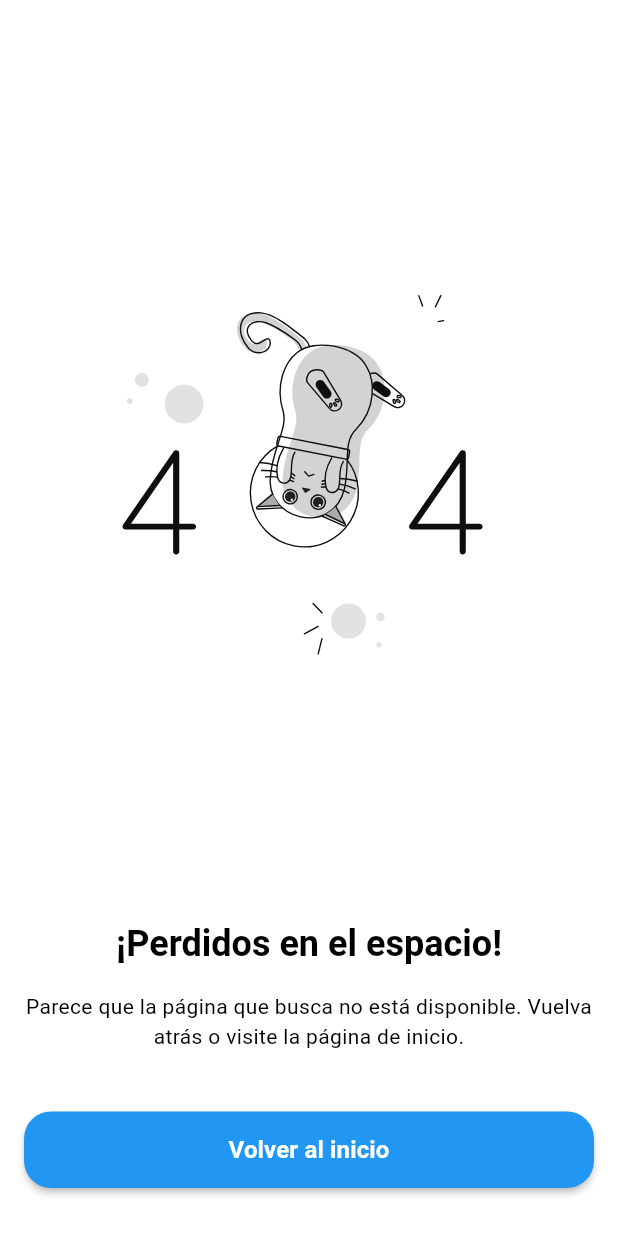
After one commit to Jhonsebastianas/inventory-flutter, a Flutter app: the Error404Screen screen opened by its route, on a phone screen of 412 x 824 dp. The commit adds this screen. Run offline on Flutter 3.47's test engine with Material 3 defaults, Android fonts, the phone set to English and light mode, and no system bars; our stand-ins replace animated_custom_dropdown, easy_localization, flutter_speed_dial, flutter_svg, image_picker, shared_preferences and 1 more; accounts and stored records are empty.

Commit message:
add error 404 screen

```diff
--- /dev/null
+++ b/lib/core/screens/error_404_screen.dart
@@ -0,0 +1,163 @@
+import 'package:flutter/material.dart';
+import 'package:flutter_svg/flutter_svg.dart';
+import 'package:hola_mundo/routes/app_routes.dart';
+import 'package:hola_mundo/shared/widgets/custom_button.dart';
+
+class Error404Screen extends StatelessWidget {
+  const Error404Screen({super.key});
+
+  @override
+  Widget build(BuildContext context) {
+    return Scaffold(
+      backgroundColor: Colors.white,
+      body: SafeArea(
+        child: Padding(
+          padding: const EdgeInsets.all(16),
+          child: Column(
+            children: [
+              const Spacer(flex: 2),
+              SizedBox(
+                width: MediaQuery.of(context).size.width * 0.8,
+                child: AspectRatio(
+                  aspectRatio: 1,
+                  child: SvgPicture.string(
+                    error404Illistration,
+                    fit: BoxFit.scaleDown,
+                  ),
+                ),
+              ),
+              const Spacer(flex: 2),
+              ErrorInfo(
+                title: "¡Perdidos en el espacio!",
+                description:
+                    "Parece que la página que busca no está disponible. Vuelva atrás o visite la página de inicio.",
+                // button: you can pass your custom button,
+                btnText: "Volver al inicio",
+                press: () {
+                  AppRoutes.onTabChangeRoute(context, AppRoutes.home);
+                },
+              ),
+            ],
+          ),
+        ),
+      ),
+    );
+  }
+}
+
+class ErrorInfo extends StatelessWidget {
+  const ErrorInfo({
+    super.key,
+    required this.title,
+    required this.description,
+    this.button,
+    this.btnText,
+    required this.press,
+  });
+
+  final String title;
+  final String description;
+  final Widget? button;
+  final String? btnText;
+  final VoidCallback press;
+
+  @override
+  Widget build(BuildContext context) {
+    return Center(
+      child: Container(
+        constraints: const BoxConstraints(maxWidth: 400),
+        alignment: Alignment.center,
+        child: Column(
+          crossAxisAlignment: CrossAxisAlignment.center,
+          mainAxisAlignment: MainAxisAlignment.center,
+          children: [
+            Text(
+              title,
+              style: Theme.of(context)
+                  .textTheme
+                  .headlineSmall!
+                  .copyWith(fontWeight: FontWeight.bold),
+            ),
+            const SizedBox(height: 16),
+            Text(
+              description,
+              textAlign: TextAlign.center,
+            ),
+            const SizedBox(height: 16 * 2.5),
+            button ??
+                CustomButton(
+                  onPressed: press,
+                  text: btnText ?? '',
+                  type: ButtonType.primary,
+                  minimumSize: const Size(double.infinity, 48),
+                ),
+            const SizedBox(height: 16),
+          ],
+        ),
+      ),
+    );
+  }
+}
+
+const error404Illistration = '''
+<svg width="1080" height="1080" viewBox="0 0 1080 1080" fill="none" xmlns="http://www.w3.org/2000/svg">
+<path d="M541.25 279.47C578.25 249.12 667.8 262.99 691.7 308.91C712.54 343 711.93 403.16 670.77 446.27C639.83 475.71 657.51 514.97 644.31 576.87C619.44 682.87 466.85 645.71 483.2 545.35C489 486.52 521.03 442.86 510.2 407.15C492.36 349.79 514.08 300.51 541.25 279.47Z" fill="#D3D3D3"/>
+<path d="M514.4 279.47C551.4 249.12 641 263 664.85 308.9C685.69 342.99 685.08 403.15 643.92 446.26C613 475.71 630.66 515 617.46 576.86C592.59 682.86 440 645.7 456.35 545.34C462.15 486.51 494.18 442.85 483.35 407.14C465.51 349.79 487.23 300.51 514.4 279.47Z" stroke="#0E0E0E" stroke-width="3" stroke-linecap="round" stroke-linejoin="round"/>
+<path d="M622.45 512.9C637.407 531.813 646.211 554.854 647.677 578.922C649.143 602.99 643.2 626.929 630.649 647.517C618.098 668.106 599.541 684.355 577.476 694.077C555.41 703.8 530.896 706.53 507.232 701.899C483.569 697.268 461.892 685.499 445.12 668.175C428.347 650.852 417.284 628.806 413.42 605.006C409.556 581.205 413.076 556.791 423.507 535.052C433.937 513.312 450.777 495.289 471.76 483.41" stroke="#0E0E0E" stroke-width="3" stroke-linecap="round" stroke-linejoin="round"/>
+<path d="M624.519 491.348L477.978 462.678C475.181 462.131 472.47 463.954 471.923 466.751L469.771 477.752C469.223 480.549 471.047 483.26 473.844 483.807L620.385 512.478C623.182 513.025 625.893 511.201 626.44 508.405L628.593 497.403C629.14 494.606 627.316 491.896 624.519 491.348Z" stroke="#0E0E0E" stroke-width="3" stroke-linecap="round" stroke-linejoin="round"/>
+<path d="M599.21 615.7L619.65 656.83L571.9 634.43C582.3 629.76 593 621.15 599.21 615.7Z" fill="#ABABAB"/>
+<path d="M598.39 615.21L619.46 654.71C619.704 655.185 619.792 655.725 619.712 656.253C619.631 656.781 619.387 657.27 619.013 657.651C618.638 658.032 618.153 658.285 617.627 658.375C617.101 658.464 616.559 658.386 616.08 658.15L567.42 636.24" stroke="#0E0E0E" stroke-width="3" stroke-miterlimit="10"/>
+<path d="M574.78 632.79L619.03 653.7" stroke="#0E0E0E" stroke-width="3" stroke-miterlimit="10"/>
+<path d="M460.41 588.54L426.23 617.61L478.64 616.18C470.78 607.94 464.09 595.93 460.41 588.54Z" fill="#ABABAB"/>
+<path d="M460.8 588.29L426.39 616.94C425.981 617.287 425.693 617.754 425.566 618.275C425.439 618.796 425.48 619.343 425.683 619.839C425.886 620.335 426.241 620.754 426.696 621.037C427.152 621.319 427.685 621.449 428.22 621.41L482.22 619.03" stroke="#0E0E0E" stroke-width="3" stroke-miterlimit="10"/>
+<path d="M476.6 613.58L427.73 616.26" stroke="#0E0E0E" stroke-width="3" stroke-miterlimit="10"/>
+<path d="M584.07 400.95L536.81 345.46C531.87 338.76 537.09 325.77 543.81 320.83C550.51 315.89 567.08 315.48 572.01 322.18L608.42 383C610.789 386.233 611.782 390.272 611.182 394.235C610.583 398.198 608.439 401.762 605.22 404.15V404.15C601.987 406.519 597.948 407.512 593.985 406.912C590.022 406.313 586.458 404.169 584.07 400.95V400.95Z" stroke="#0E0E0E" stroke-width="3" stroke-miterlimit="10"/>
+<path d="M587.418 364.272L572.854 343.681C569.625 339.116 563.307 338.033 558.742 341.262L558.734 341.268C554.169 344.497 553.086 350.815 556.315 355.38L570.879 375.97C574.107 380.535 580.426 381.618 584.991 378.389L584.999 378.384C589.564 375.155 590.647 368.837 587.418 364.272Z" fill="#0E0E0E"/>
+<path d="M604.657 383.151L600.601 381.421C599.483 380.944 598.191 381.464 597.714 382.581L597.71 382.59C597.233 383.708 597.753 385 598.871 385.477L602.927 387.207C604.045 387.684 605.337 387.165 605.814 386.047L605.818 386.038C606.294 384.92 605.775 383.628 604.657 383.151Z" stroke="#0E0E0E" stroke-width="3" stroke-miterlimit="10"/>
+<path d="M585.411 392.28L585.137 396.681C585.062 397.894 585.984 398.938 587.197 399.014L587.207 399.014C588.42 399.089 589.464 398.167 589.539 396.955L589.812 392.553C589.887 391.34 588.965 390.296 587.752 390.221L587.742 390.22C586.53 390.145 585.486 391.067 585.411 392.28Z" stroke="#0E0E0E" stroke-width="3" stroke-miterlimit="10"/>
+<path d="M596.671 395.87C597.357 396.839 598.699 397.068 599.668 396.381C600.637 395.695 600.866 394.353 600.179 393.384L597.693 389.876C597.007 388.907 595.665 388.678 594.696 389.364C593.727 390.051 593.498 391.393 594.185 392.362L596.671 395.87Z" stroke="#0E0E0E" stroke-width="3" stroke-miterlimit="10"/>
+<path d="M672.85 326.27C678.64 324.14 685.03 323.62 688.77 326.27L742.61 372.39C745.882 374.704 748.106 378.218 748.795 382.166C749.485 386.114 748.584 390.174 746.29 393.46V393.46C743.976 396.732 740.462 398.956 736.514 399.645C732.566 400.335 728.506 399.434 725.22 397.14L678.11 368.74" stroke="#0E0E0E" stroke-width="3" stroke-miterlimit="10"/>
+<path d="M714.424 359.026L694.198 344.146C689.714 340.847 683.404 341.808 680.105 346.293L680.099 346.301C676.8 350.785 677.761 357.095 682.246 360.394L702.472 375.273C706.956 378.572 713.266 377.611 716.565 373.127L716.571 373.119C719.87 368.634 718.909 362.325 714.424 359.026Z" fill="#0E0E0E"/>
+<path d="M739.137 373.64L734.741 373.286C733.53 373.189 732.469 374.092 732.372 375.303L732.371 375.313C732.274 376.524 733.177 377.585 734.388 377.682L738.783 378.036C739.995 378.133 741.055 377.23 741.153 376.019L741.154 376.009C741.251 374.798 740.348 373.737 739.137 373.64Z" stroke="#0E0E0E" stroke-width="3" stroke-miterlimit="10"/>
+<path d="M723.686 384.871L724.833 389.149C725.148 390.327 726.36 391.027 727.539 390.711L727.548 390.708C728.727 390.392 729.426 389.181 729.11 388.002L727.964 383.724C727.648 382.546 726.436 381.847 725.258 382.163L725.248 382.165C724.069 382.481 723.37 383.693 723.686 384.871Z" stroke="#0E0E0E" stroke-width="3.01272" stroke-miterlimit="10"/>
+<path d="M735.54 388.252C736.498 388.954 737.843 388.745 738.544 387.787C739.245 386.828 739.037 385.483 738.079 384.782L734.608 382.243C733.65 381.542 732.305 381.75 731.603 382.709C730.902 383.667 731.111 385.012 732.069 385.713L735.54 388.252Z" stroke="#0E0E0E" stroke-width="3" stroke-miterlimit="10"/>
+<path d="M603.7 577.59C611.919 579.811 619.883 582.888 627.46 586.77" stroke="#0E0E0E" stroke-width="3" stroke-linecap="round" stroke-linejoin="round"/>
+<path d="M567 573.27C570.273 573.203 573.49 573.247 576.65 573.4" stroke="#0E0E0E" stroke-width="3" stroke-linecap="round" stroke-linejoin="round"/>
+<path d="M606.77 567C618.575 568.778 630.06 572.254 640.87 577.32" stroke="#0E0E0E" stroke-width="3" stroke-linecap="round" stroke-linejoin="round"/>
+<path d="M568.33 567.19C570.75 566.83 573.143 566.533 575.51 566.3" stroke="#0E0E0E" stroke-width="3" stroke-linecap="round" stroke-linejoin="round"/>
+<path d="M607.06 554.69C619.654 554.65 632.18 556.525 644.21 560.25" stroke="#0E0E0E" stroke-width="3" stroke-linecap="round" stroke-linejoin="round"/>
+<path d="M569.06 560.76C570.987 560.16 572.903 559.607 574.81 559.1" stroke="#0E0E0E" stroke-width="3" stroke-linecap="round" stroke-linejoin="round"/>
+<path d="M471.32 551.63C462.638 550.509 453.861 550.328 445.14 551.09" stroke="#0E0E0E" stroke-width="3" stroke-linecap="round" stroke-linejoin="round"/>
+<path d="M506.21 561.37C503.437 560.177 500.673 559.087 497.92 558.1" stroke="#0E0E0E" stroke-width="3" stroke-linecap="round" stroke-linejoin="round"/>
+<path d="M469.15 540C458.368 537.648 447.321 536.743 436.3 537.31" stroke="#0E0E0E" stroke-width="3" stroke-linecap="round" stroke-linejoin="round"/>
+<path d="M507.3 555.25C504.987 553.877 502.653 552.587 500.3 551.38" stroke="#0E0E0E" stroke-width="3" stroke-linecap="round" stroke-linejoin="round"/>
+<path d="M470.17 526.79C457.974 522.552 445.205 520.192 432.3 519.79" stroke="#0E0E0E" stroke-width="3" stroke-linecap="round" stroke-linejoin="round"/>
+<path d="M509.14 548.76C506.58 546.673 503.993 544.717 501.38 542.89" stroke="#0E0E0E" stroke-width="3" stroke-linecap="round" stroke-linejoin="round"/>
+<path d="M484.23 488.81C472.01 509.48 466.3 530.81 471.65 553.08C476.56 568.59 491.79 566.94 497.5 558.14C506.15 546.09 495.98 516.73 509.44 497.14" stroke="#0E0E0E" stroke-width="3" stroke-miterlimit="10" stroke-linecap="round"/>
+<path d="M589.68 509.44C577.46 530.11 571.75 551.44 577.1 573.71C582.01 589.22 597.24 587.57 602.95 578.77C611.6 566.72 601.43 537.36 614.89 517.77" stroke="#0E0E0E" stroke-width="3" stroke-miterlimit="10" stroke-linecap="round"/>
+<path d="M575.439 609.419C577.102 600.92 571.56 592.683 563.061 591.02C554.563 589.357 546.325 594.899 544.663 603.398C543 611.896 548.541 620.134 557.04 621.797C565.539 623.459 573.776 617.918 575.439 609.419Z" stroke="#0E0E0E" stroke-width="3" stroke-miterlimit="10"/>
+<path d="M571.111 608.572C572.306 602.464 568.323 596.543 562.215 595.348C556.106 594.153 550.186 598.136 548.99 604.244C547.795 610.353 551.778 616.273 557.887 617.468C563.995 618.664 569.916 614.681 571.111 608.572Z" fill="#231F20"/>
+<path d="M542.42 579.94L533.27 586.1C533.114 586.207 532.937 586.282 532.752 586.32C532.566 586.359 532.374 586.36 532.188 586.324C532.002 586.287 531.825 586.214 531.668 586.109C531.51 586.004 531.375 585.868 531.27 585.71L525.11 576.56C525.003 576.404 524.928 576.227 524.89 576.042C524.851 575.856 524.85 575.664 524.886 575.478C524.923 575.292 524.996 575.115 525.101 574.958C525.206 574.8 525.342 574.665 525.5 574.56L542.8 577.94C542.908 578.096 542.983 578.272 543.022 578.457C543.061 578.642 543.063 578.833 543.028 579.019C542.993 579.206 542.921 579.383 542.816 579.541C542.712 579.699 542.577 579.834 542.42 579.94Z" fill="#231F20"/>
+<path d="M550.77 545.79L539.39 549.54L530.69 539.96" stroke="#0E0E0E" stroke-width="3" stroke-linecap="round" stroke-linejoin="round"/>
+<path d="M566.239 613.545C566.519 612.114 565.586 610.727 564.155 610.447C562.725 610.167 561.338 611.1 561.058 612.531C560.778 613.962 561.711 615.349 563.142 615.629C564.573 615.909 565.96 614.976 566.239 613.545Z" fill="white"/>
+<path d="M514.267 597.452C515.929 588.954 510.388 580.716 501.889 579.053C493.39 577.391 485.153 582.932 483.49 591.431C481.827 599.93 487.369 608.167 495.868 609.83C504.366 611.493 512.604 605.951 514.267 597.452Z" stroke="#0E0E0E" stroke-width="3" stroke-miterlimit="10"/>
+<path d="M509.939 596.606C511.134 590.497 507.151 584.577 501.042 583.381C494.934 582.186 489.013 586.169 487.818 592.278C486.623 598.386 490.606 604.307 496.714 605.502C502.823 606.697 508.743 602.714 509.939 596.606Z" fill="#231F20"/>
+<path d="M505.067 601.579C505.347 600.148 504.414 598.761 502.983 598.481C501.552 598.201 500.165 599.134 499.885 600.565C499.605 601.996 500.538 603.383 501.969 603.663C503.4 603.943 504.787 603.01 505.067 601.579Z" fill="white"/>
+<path d="M516.87 273C514.7 265.61 510.13 258.42 502.61 252.06C479.88 235.62 458.61 220.96 438.37 214.51C410.37 204.92 382.02 223.83 408.98 255.72C420.42 267.18 431.92 252.94 439.53 250.28C446.11 246.64 449.95 254.44 447.18 264.1C440.41 281.22 417.5 286 401.5 271.32C370.3 237.32 377.61 188.41 427.95 193.05C457.95 196.29 490.84 223.54 523.05 249.26C528.103 253.997 531.768 260.024 533.65 266.69" fill="#D3D3D3"/>
+<path d="M524.28 273C522.11 265.61 517.54 258.42 510.02 252.06C487.29 235.62 466.02 220.96 445.78 214.51C417.78 204.92 389.43 223.83 416.39 255.72C427.83 267.18 439.33 252.94 446.94 250.28C453.52 246.64 457.36 254.44 454.59 264.1C447.82 281.22 424.91 286 408.91 271.32C377.71 237.32 385.02 188.41 435.36 193.05C465.36 196.29 498.25 223.54 530.46 249.26C535.513 253.997 539.178 260.024 541.06 266.69" stroke="#0E0E0E" stroke-width="3" stroke-linecap="round" stroke-linejoin="round"/>
+<path d="M287.189 653.802C288.889 653.802 290.27 654.44 291.332 655.715C292.607 656.777 293.245 658.158 293.245 659.858C293.245 661.77 292.607 663.364 291.332 664.639C290.27 665.701 288.889 666.232 287.189 666.232H256.592V713.403C256.592 715.528 255.954 717.334 254.679 718.821C253.617 720.096 252.023 720.734 249.899 720.734C247.774 720.734 246.074 720.096 244.799 718.821C243.737 717.334 243.206 715.528 243.206 713.403V666.232H142.49L142.171 666.87V666.232H139.622C137.497 666.232 135.797 665.701 134.522 664.639C133.247 663.364 132.61 661.877 132.61 660.177C132.61 658.477 133.247 656.671 134.522 654.759L244.162 495.717C245.437 493.805 247.455 492.849 250.217 492.849C251.917 492.849 253.405 493.486 254.679 494.761C255.954 496.036 256.592 497.842 256.592 500.179V653.802H287.189ZM151.095 653.802H243.206V520.577L151.095 653.802Z" fill="#0E0E0E"/>
+<path d="M913.119 653.802C914.819 653.802 916.2 654.44 917.262 655.715C918.537 656.777 919.174 658.158 919.174 659.858C919.174 661.77 918.537 663.364 917.262 664.639C916.2 665.701 914.819 666.232 913.119 666.232H882.522V713.403C882.522 715.528 881.884 717.334 880.609 718.821C879.547 720.096 877.953 720.734 875.829 720.734C873.704 720.734 872.004 720.096 870.729 718.821C869.667 717.334 869.135 715.528 869.135 713.403V666.232H768.42L768.101 666.87V666.232H765.551C763.427 666.232 761.727 665.701 760.452 664.639C759.177 663.364 758.54 661.877 758.54 660.177C758.54 658.477 759.177 656.671 760.452 654.759L870.092 495.717C871.366 493.805 873.385 492.849 876.147 492.849C877.847 492.849 879.334 493.486 880.609 494.761C881.884 496.036 882.522 497.842 882.522 500.179V653.802H913.119ZM777.025 653.802H869.135V520.577L777.025 653.802Z" fill="#0E0E0E"/>
+<path d="M174.88 354.24C183.104 354.24 189.77 347.574 189.77 339.35C189.77 331.126 183.104 324.46 174.88 324.46C166.656 324.46 159.99 331.126 159.99 339.35C159.99 347.574 166.656 354.24 174.88 354.24Z" fill="#E2E2E2"/>
+<path d="M148.49 392C152.08 392 154.99 389.09 154.99 385.5C154.99 381.91 152.08 379 148.49 379C144.9 379 141.99 381.91 141.99 385.5C141.99 389.09 144.9 392 148.49 392Z" fill="#E2E2E2"/>
+<path d="M267.24 434.5C290.574 434.5 309.49 415.584 309.49 392.25C309.49 368.916 290.574 350 267.24 350C243.906 350 224.99 368.916 224.99 392.25C224.99 415.584 243.906 434.5 267.24 434.5Z" fill="#E2E2E2"/>
+<path d="M696.1 866.22C701.131 866.22 705.21 862.141 705.21 857.11C705.21 852.079 701.131 848 696.1 848C691.069 848 686.99 852.079 686.99 857.11C686.99 862.141 691.069 866.22 696.1 866.22Z" fill="#E2E2E2"/>
+<path d="M626.24 904.5C647.365 904.5 664.49 887.375 664.49 866.25C664.49 845.125 647.365 828 626.24 828C605.115 828 587.99 845.125 587.99 866.25C587.99 887.375 605.115 904.5 626.24 904.5Z" fill="#E2E2E2"/>
+<path d="M692.99 924C696.304 924 698.99 921.314 698.99 918C698.99 914.686 696.304 912 692.99 912C689.676 912 686.99 914.686 686.99 918C686.99 921.314 689.676 924 692.99 924Z" fill="#E2E2E2"/>
+<path d="M815.99 180L827.99 155.23" stroke="#0E0E0E" stroke-width="3" stroke-linecap="round" stroke-linejoin="round"/>
+<path d="M787.99 178L779.91 155.23" stroke="#0E0E0E" stroke-width="3" stroke-linecap="round" stroke-linejoin="round"/>
+<path d="M821.99 212L833.99 210" stroke="#0E0E0E" stroke-width="3" stroke-linecap="round" stroke-linejoin="round"/>
+<path d="M560.05 878L529.91 894" stroke="#0E0E0E" stroke-width="3" stroke-linecap="round" stroke-linejoin="round"/>
+<path d="M568.33 904.5L560.05 938" stroke="#0E0E0E" stroke-width="3" stroke-linecap="round" stroke-linejoin="round"/>
+<path d="M568.33 848L548.78 828" stroke="#0E0E0E" stroke-width="3" stroke-linecap="round" stroke-linejoin="round"/>
+</svg>
+''';
--- a/lib/routes/app_routes.dart
+++ b/lib/routes/app_routes.dart
@@ -1,4 +1,5 @@
 import 'package:flutter/material.dart';
+import 'package:hola_mundo/core/screens/error_404_screen.dart';
 import 'package:hola_mundo/modules/account/screens/account_settings_screen.dart';
 import 'package:hola_mundo/modules/auth/screens/login_screen.dart';
 import 'package:hola_mundo/modules/products/screens/product_form_screen.dart';
@@ -77,9 +78,7 @@
         );
       default:
         return MaterialPageRoute(
-          builder: (_) => Scaffold(
-            body: Center(child: Text('No route defined for ${settings.name}')),
-          ),
+          builder: (_) => const Error404Screen(),
         );
     }
   }
--- a/pubspec.yaml
+++ b/pubspec.yaml
@@ -23,6 +23,7 @@
     sdk: flutter
   easy_localization: ^3.0.7
   rename_app: ^1.6.1
+  flutter_svg: ^2.0.16
 
 dev_dependencies:
   flutter_test:
```
Also changed, not shown: pubspec.lock, 4 other files.
